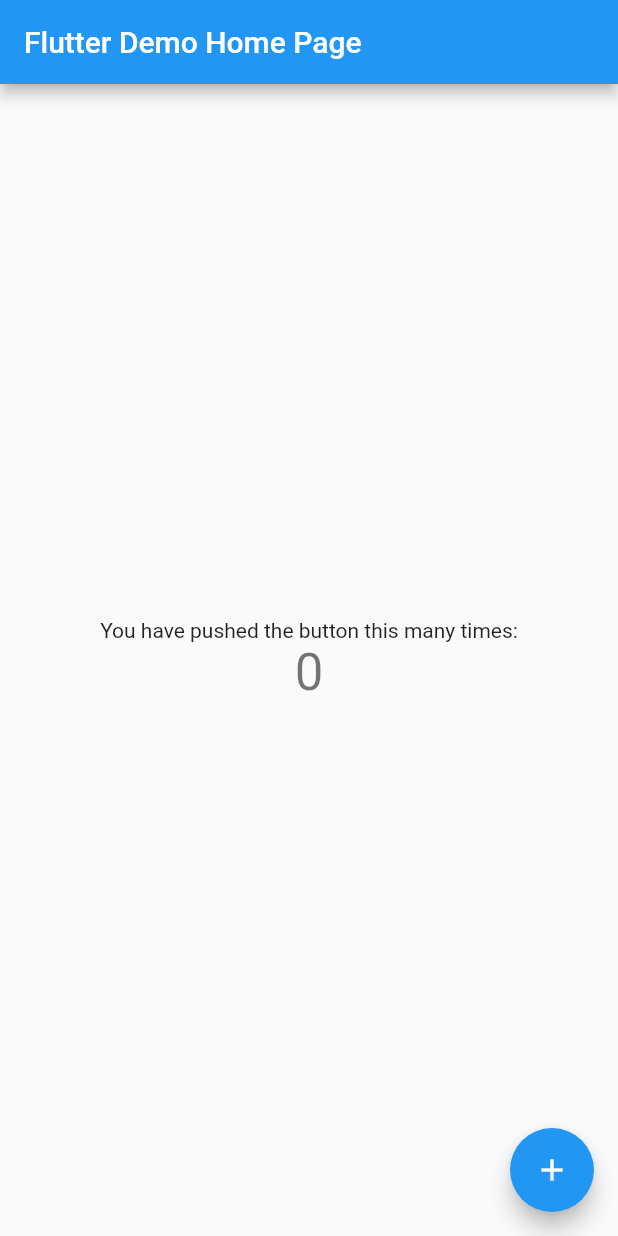
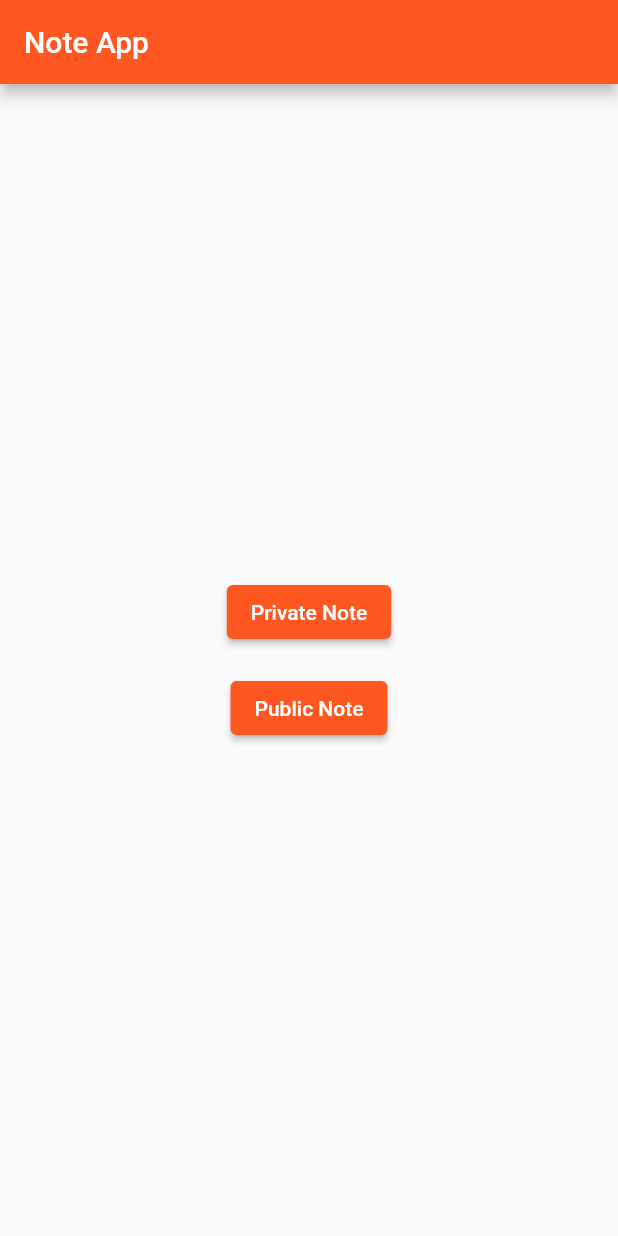
Before and after one commit to baehyunsol/flutter-practice, a Flutter app: the screen it shows after launch, on a phone screen of 412 x 824 dp. Run offline on Flutter 3.47's test engine with Material 2 defaults, Android fonts, the phone set to English and light mode, and no system bars; our stand-ins replace shared_preferences.

Commit message:
public, private 메모 추가

```diff
--- a/lib/main.dart
+++ b/lib/main.dart
@@ -1,115 +1,62 @@
 import 'package:flutter/material.dart';
+import 'package:note_app/privateNoteManager.dart';
+import 'package:note_app/publicNoteManager.dart';
 
 void main() {
-  runApp(const MyApp());
+  runApp(MyApp());
 }
 
 class MyApp extends StatelessWidget {
-  const MyApp({super.key});
-
-  // This widget is the root of your application.
   @override
   Widget build(BuildContext context) {
     return MaterialApp(
-      title: 'Flutter Demo',
+      home: MyHomePage(),
       theme: ThemeData(
-        // This is the theme of your application.
-        //
-        // Try running your application with "flutter run". You'll see the
-        // application has a blue toolbar. Then, without quitting the app, try
-        // changing the primarySwatch below to Colors.green and then invoke
-        // "hot reload" (press "r" in the console where you ran "flutter run",
-        // or simply save your changes to "hot reload" in a Flutter IDE).
-        // Notice that the counter didn't reset back to zero; the application
-        // is not restarted.
-        primarySwatch: Colors.blue,
+        primarySwatch: Colors.deepOrange,
       ),
-      home: const MyHomePage(title: 'Flutter Demo Home Page'),
     );
   }
 }
 
 class MyHomePage extends StatefulWidget {
-  const MyHomePage({super.key, required this.title});
-
-  // This widget is the home page of your application. It is stateful, meaning
-  // that it has a State object (defined below) that contains fields that affect
-  // how it looks.
-
-  // This class is the configuration for the state. It holds the values (in this
-  // case the title) provided by the parent (in this case the App widget) and
-  // used by the build method of the State. Fields in a Widget subclass are
-  // always marked "final".
-
-  final String title;
-
   @override
-  State<MyHomePage> createState() => _MyHomePageState();
+  _MyHomePageState createState() => _MyHomePageState();
 }
 
 class _MyHomePageState extends State<MyHomePage> {
-  int _counter = 0;
-
-  void _incrementCounter() {
-    setState(() {
-      // This call to setState tells the Flutter framework that something has
-      // changed in this State, which causes it to rerun the build method below
-      // so that the display can reflect the updated values. If we changed
-      // _counter without calling setState(), then the build method would not be
-      // called again, and so nothing would appear to happen.
-      _counter++;
-    });
-  }
 
   @override
   Widget build(BuildContext context) {
-    // This method is rerun every time setState is called, for instance as done
-    // by the _incrementCounter method above.
-    //
-    // The Flutter framework has been optimized to make rerunning build methods
-    // fast, so that you can just rebuild anything that needs updating rather
-    // than having to individually change instances of widgets.
     return Scaffold(
       appBar: AppBar(
-        // Here we take the value from the MyHomePage object that was created by
-        // the App.build method, and use it to set our appbar title.
-        title: Text(widget.title),
+        title: Text('Note App'),
       ),
       body: Center(
-        // Center is a layout widget. It takes a single child and positions it
-        // in the middle of the parent.
         child: Column(
-          // Column is also a layout widget. It takes a list of children and
-          // arranges them vertically. By default, it sizes itself to fit its
-          // children horizontally, and tries to be as tall as its parent.
-          //
-          // Invoke "debug painting" (press "p" in the console, choose the
-          // "Toggle Debug Paint" action from the Flutter Inspector in Android
-          // Studio, or the "Toggle Debug Paint" command in Visual Studio Code)
-          // to see the wireframe for each widget.
-          //
-          // Column has various properties to control how it sizes itself and
-          // how it positions its children. Here we use mainAxisAlignment to
-          // center the children vertically; the main axis here is the vertical
-          // axis because Columns are vertical (the cross axis would be
-          // horizontal).
           mainAxisAlignment: MainAxisAlignment.center,
           children: <Widget>[
-            const Text(
-              'You have pushed the button this many times:',
+            ElevatedButton(
+              onPressed: () {
+                Navigator.push(
+                  context,
+                  MaterialPageRoute(builder: (context) => const PrivateNotePage()),
+                );
+              },
+              child: Text('Private Note'),
             ),
-            Text(
-              '$_counter',
-              style: Theme.of(context).textTheme.headlineMedium,
+            SizedBox(height: 16),
+            ElevatedButton(
+              onPressed: () {
+                Navigator.push(
+                  context,
+                  MaterialPageRoute(builder: (context) => PublicNotePage("http://18.189.157.125:8080")),
+                );
+              },
+              child: Text('Public Note'),
             ),
           ],
         ),
       ),
-      floatingActionButton: FloatingActionButton(
-        onPressed: _incrementCounter,
-        tooltip: 'Increment',
-        child: const Icon(Icons.add),
-      ), // This trailing comma makes auto-formatting nicer for build methods.
     );
   }
 }
--- /dev/null
+++ b/lib/note.dart
@@ -0,0 +1,13 @@
+class Note {
+  final String title;
+  final String content;
+
+  Note({required this.title, required this.content});
+
+  factory Note.fromJson(Map<String, dynamic> json) {
+    return Note(
+      title: json['Title'].toString(),
+      content: json['Content'].toString(),
+    );
+  }
+}
```
Also changed, not shown: lib/privateNoteManager.dart (added, +133 -0 lines), lib/publicNoteManager.dart (added, +141 -0 lines), pubspec.yaml (+5 -2 lines), pubspec.lock, 12 other files.
